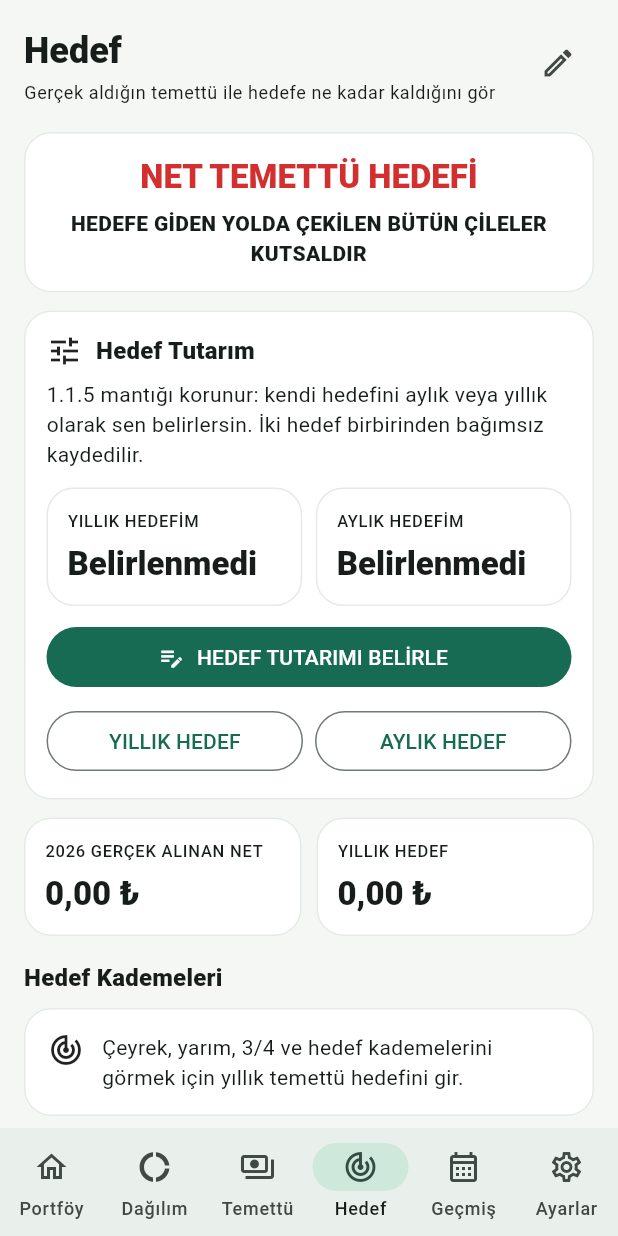
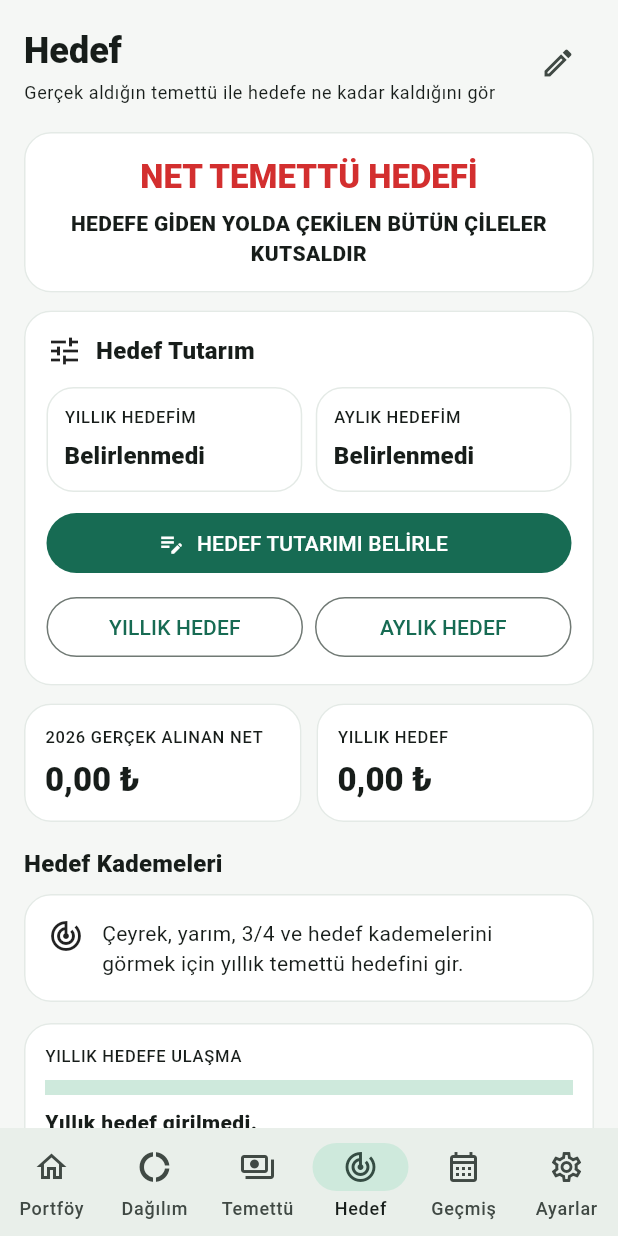
Before and after one commit to zorbirey/bist-portfoyum, a Flutter app: the screen it shows after launch, item 4 of the bottom bar chosen, on a phone screen of 412 x 824 dp. Run offline on Flutter 3.47's test engine with Material 3 defaults, Android fonts, the phone set to English and light mode, and no system bars; our stand-ins replace shared_preferences; missing offline and left inert: file_selector; network calls fail.

Commit message:
Refine target cards and Turkish target amount input

```diff
--- a/bist-takip-2/lib/features/target/target_page.dart
+++ b/bist-takip-2/lib/features/target/target_page.dart
@@ -50,15 +50,12 @@ class _TargetPageState extends State<TargetPage> {
       builder: (context, _) {
         final money = NumberFormat('#,##0.00', 'tr_TR');
         final year = DateTime.now().year;
-
         final actualPaid = widget.controller.dividendsForYear(year);
         final annualTarget = widget.controller.annualTarget;
         final monthlyTarget = widget.controller.monthlyTarget;
-
         final monthlyActual = actualPaid / 12;
         final monthlyRatio =
             monthlyTarget > 0 ? (monthlyActual / monthlyTarget) * 100 : 0.0;
-
         final annualRatio =
             annualTarget > 0 ? (actualPaid / annualTarget) * 100 : 0.0;
 
@@ -89,10 +86,7 @@ class _TargetPageState extends State<TargetPage> {
                     children: [
                       Text(
                         'NET TEMETTÜ HEDEFİ',
-                        style: Theme.of(context)
-                            .textTheme
-                            .titleLarge
-                            ?.copyWith(
+                        style: Theme.of(context).textTheme.titleLarge?.copyWith(
                               fontWeight: FontWeight.w900,
                               color: Colors.red.shade700,
                             ),
@@ -132,15 +126,11 @@ class _TargetPageState extends State<TargetPage> {
                           ),
                         ],
                       ),
-                      const SizedBox(height: 7),
-                      const Text(
-                        '1.1.5 mantığı korunur: kendi hedefini aylık veya yıllık olarak sen belirlersin. İki hedef birbirinden bağımsız kaydedilir.',
-                      ),
                       const SizedBox(height: 12),
                       Row(
                         children: [
                           Expanded(
-                            child: MetricCard(
+                            child: _CompactTargetCard(
                               label: 'YILLIK HEDEFİM',
                               value: annualTarget > 0
                                   ? '${money.format(annualTarget)} ₺'
@@ -149,7 +139,7 @@ class _TargetPageState extends State<TargetPage> {
                           ),
                           const SizedBox(width: 9),
                           Expanded(
-                            child: MetricCard(
+                            child: _CompactTargetCard(
                               label: 'AYLIK HEDEFİM',
                               value: monthlyTarget > 0
                                   ? '${money.format(monthlyTarget)} ₺'
@@ -236,7 +226,6 @@ class _TargetPageState extends State<TargetPage> {
                     final ratio =
                         goal > 0 ? (actualPaid / goal) * 100 : 0.0;
                     final reached = actualPaid >= goal;
-
                     return _MilestoneCard(
                       label: milestone.label,
                       goal: goal,
@@ -343,6 +332,45 @@ class _TargetPageState extends State<TargetPage> {
   }
 }
 
+class _CompactTargetCard extends StatelessWidget {
+  const _CompactTargetCard({required this.label, required this.value});
+
+  final String label;
+  final String value;
+
+  @override
+  Widget build(BuildContext context) {
+    return Card(
+      margin: EdgeInsets.zero,
+      child: Padding(
+        padding: const EdgeInsets.all(12),
+        child: Column(
+          crossAxisAlignment: CrossAxisAlignment.start,
+          children: [
+            Text(label, style: Theme.of(context).textTheme.labelSmall),
+            const SizedBox(height: 6),
+            SizedBox(
+              width: double.infinity,
+              child: FittedBox(
+                fit: BoxFit.scaleDown,
+                alignment: Alignment.centerLeft,
+                child: Text(
+                  value,
+                  maxLines: 1,
+                  style: Theme.of(context).textTheme.titleMedium?.copyWith(
+                        fontSize: 16,
+                        fontWeight: FontWeight.w900,
+                      ),
+                ),
+              ),
+            ),
+          ],
+        ),
+      ),
+    );
+  }
+}
+
 enum _TargetPeriod { annual, monthly }
 
 class _TargetEditResult {
@@ -394,9 +422,24 @@ class _TargetAmountDialogState extends State<_TargetAmountDialog> {
 
   double _parse(String input) {
     var text = input.trim().replaceAll(' ', '');
+    if (text.isEmpty) return 0;
+
     if (text.contains(',')) {
       text = text.replaceAll('.', '').replaceAll(',', '.');
+      return double.tryParse(text) ?? 0;
     }
+
+    final dotCount = '.'.allMatches(text).length;
+    if (dotCount > 1) {
+      text = text.replaceAll('.', '');
+    } else if (dotCount == 1) {
+      final dot = text.indexOf('.');
+      final decimalDigits = text.length - dot - 1;
+      if (decimalDigits == 3) {
+        text = text.replaceAll('.', '');
+      }
+    }
+
     return double.tryParse(text) ?? 0;
   }
 
@@ -432,10 +475,6 @@ class _TargetAmountDialogState extends State<_TargetAmountDialog> {
           mainAxisSize: MainAxisSize.min,
           crossAxisAlignment: CrossAxisAlignment.stretch,
           children: [
-            const Text(
-              'Hedef türünü seç ve ulaşmak istediğin net temettü tutarını gir.',
-            ),
-            const SizedBox(height: 14),
             SegmentedButton<_TargetPeriod>(
               segments: const [
                 ButtonSegment(
```
